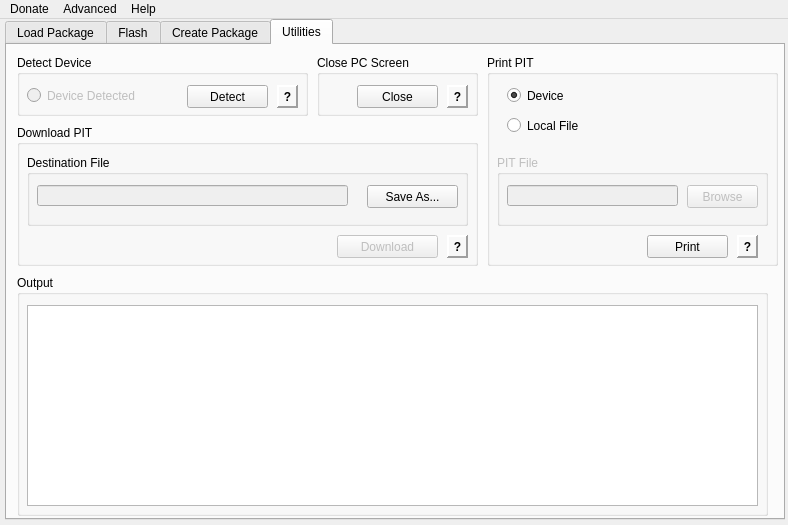
sounddrill31/Heimdall, file heimdall-frontend/mainwindow.ui: the form before one commit.
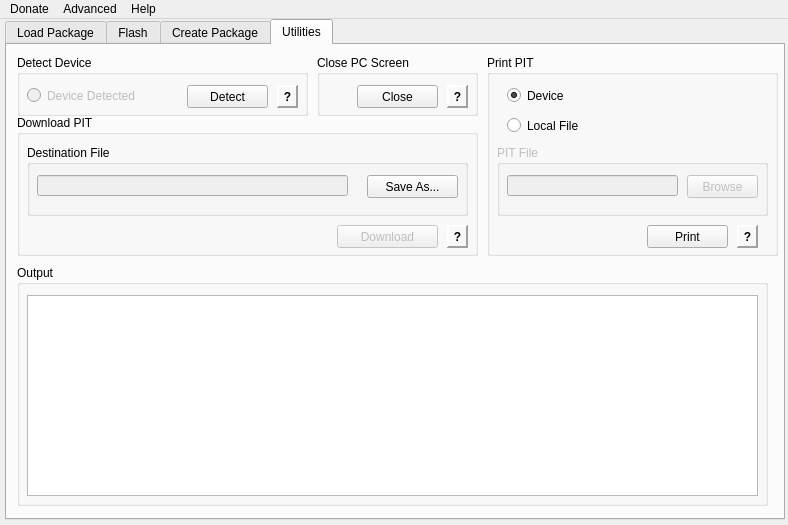
The form after the commit. The open tabs and pages were chosen to show the change.

Commit message: heimdall-frontend: make GUI slightly nicer

```diff
--- a/heimdall-frontend/mainwindow.ui
+++ b/heimdall-frontend/mainwindow.ui
@@ -1426,7 +1426,7 @@
       <property name="geometry">
        <rect>
         <x>10</x>
-        <y>80</y>
+        <y>70</y>
         <width>461</width>
         <height>141</height>
        </rect>
@@ -1543,7 +1543,7 @@
       <property name="geometry">
        <rect>
         <x>10</x>
-        <y>230</y>
+        <y>220</y>
         <width>751</width>
         <height>241</height>
        </rect>
@@ -1677,7 +1677,7 @@
         <x>480</x>
         <y>10</y>
         <width>291</width>
-        <height>211</height>
+        <height>201</height>
        </rect>
       </property>
       <property name="title">
@@ -1687,7 +1687,7 @@
        <property name="geometry">
         <rect>
          <x>160</x>
-         <y>180</y>
+         <y>170</y>
          <width>81</width>
          <height>23</height>
         </rect>
@@ -1703,7 +1703,7 @@
        <property name="geometry">
         <rect>
          <x>250</x>
-         <y>180</y>
+         <y>170</y>
          <width>21</width>
          <height>23</height>
         </rect>
@@ -1784,7 +1784,7 @@
        <property name="geometry">
         <rect>
          <x>10</x>
-         <y>100</y>
+         <y>90</y>
          <width>271</width>
          <height>71</height>
         </rect>
```
Left out of the diff: 8 changed lines with no effect on the pictures.
